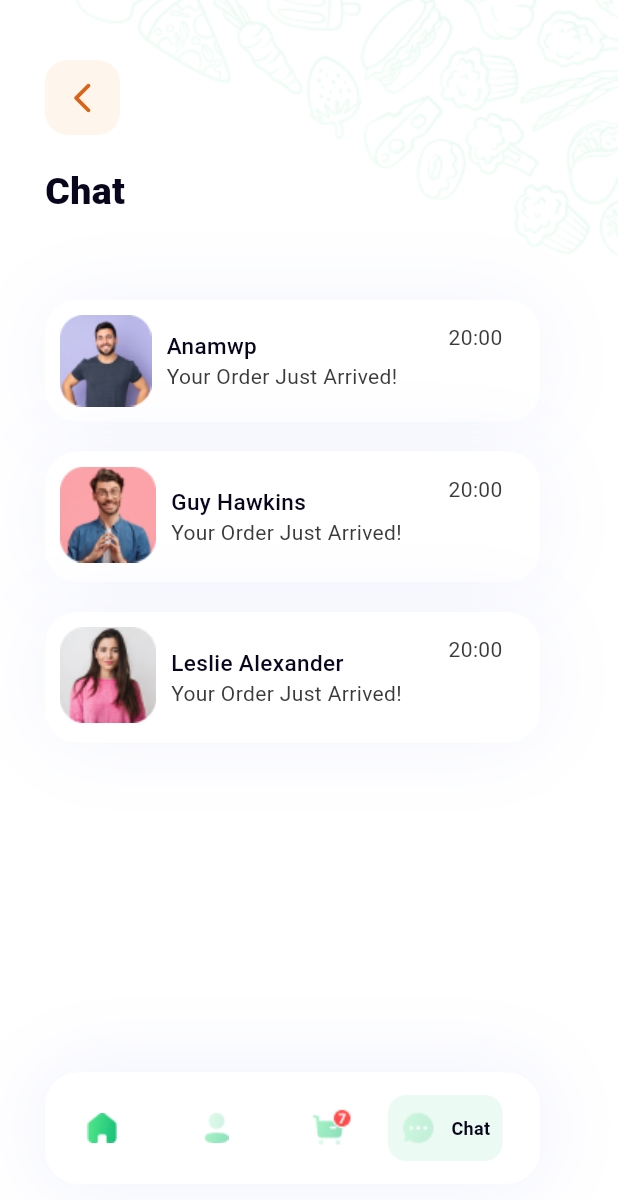
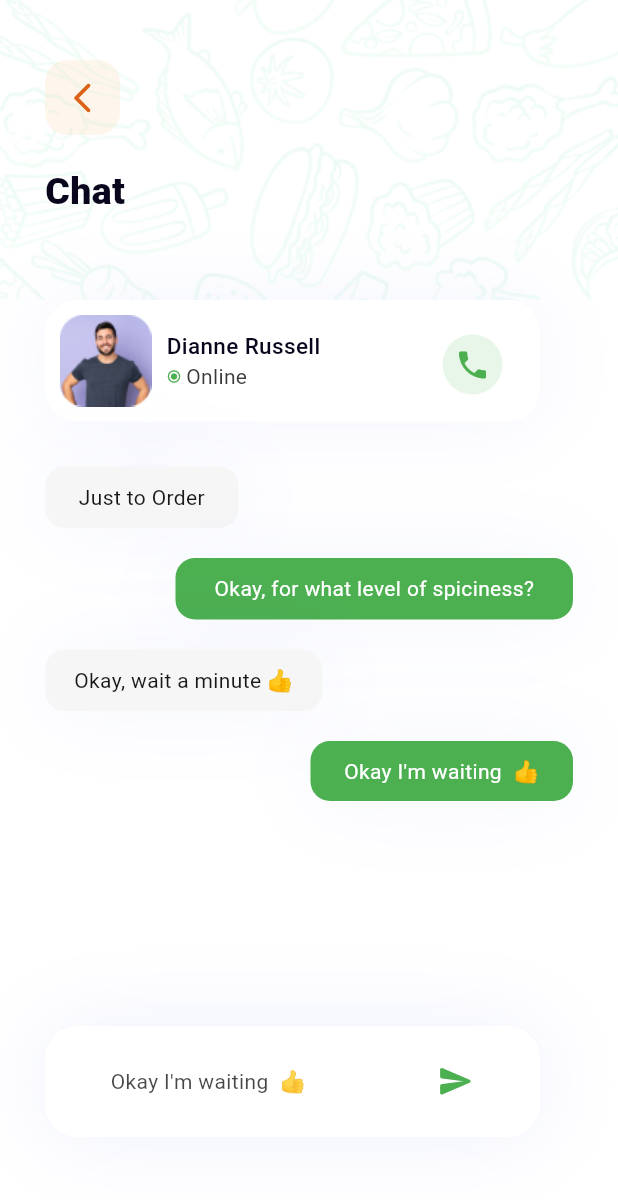
Before and after one commit to khusantoy/foodninja-food-delivery, a Flutter app: the screen it shows after launch, on a phone screen of 412 x 824 dp. Shown: the top 1200 px of the screen. Run offline on Flutter 3.47's test engine with Material 3 defaults, Android fonts, the phone set to English and light mode, and no system bars; our stand-ins replace flutter_svg.

Commit message:
added chat details page

```diff
--- a/lib/main.dart
+++ b/lib/main.dart
@@ -1,6 +1,5 @@
-
 import 'package:flutter/material.dart';
-import 'package:foodninja_food_delivery/screens/explore_menu_screen.dart';
+import 'package:foodninja_food_delivery/screens/message_details_screen.dart';
 import 'package:foodninja_food_delivery/screens/message_screen.dart';
 
 void main() {
@@ -12,7 +11,7 @@
   Widget build(BuildContext context) {
     return MaterialApp(
       debugShowCheckedModeBanner: false,
-      home: MessageScreen(),
+      home: MessageDetailsScreen(),
     );
   }
 }
--- a/lib/screens/explore_menu_screen.dart
+++ b/lib/screens/explore_menu_screen.dart
@@ -1,6 +1,5 @@
 import 'package:flutter/material.dart';
 import 'package:flutter_svg/flutter_svg.dart';
-import 'package:foodninja_food_delivery/utils/string_extensions.dart';
 
 class ExploreMenuScreen extends StatelessWidget {
   @override
--- /dev/null
+++ b/lib/screens/message_details_screen.dart
@@ -0,0 +1,413 @@
+import 'package:flutter/material.dart';
+
+class MessageDetailsScreen extends StatelessWidget {
+  @override
+  Widget build(BuildContext context) {
+    return Scaffold(
+      backgroundColor: Colors.white,
+      body: SafeArea(
+        child: Column(
+          children: [
+            Container(
+              width: double.infinity,
+              height: 200,
+              decoration: const BoxDecoration(
+                color: Colors.white,
+                image: DecorationImage(
+                  image: AssetImage(
+                    "assets/images/pattern.png",
+                  ),
+                  fit: BoxFit.cover,
+                  opacity: 0.4,
+                ),
+              ),
+              child: Padding(
+                  padding:
+                      const EdgeInsets.symmetric(horizontal: 30, vertical: 40),
+                  child: Column(
+                    children: [
+                      Row(
+                        mainAxisAlignment: MainAxisAlignment.spaceBetween,
+                        children: [
+                          Container(
+                            width: 50,
+                            height: 50,
+                            decoration: BoxDecoration(
+                              color: const Color.fromRGBO(249, 168, 77, 0.1),
+                              borderRadius: BorderRadius.circular(15),
+                            ),
+                            child: const Icon(
+                              Icons.arrow_back_ios_new_rounded,
+                              size: 24,
+                              color: Color.fromRGBO(218, 99, 23, 1),
+                            ),
+                          )
+                        ],
+                      ),
+                      const SizedBox(
+                        height: 20,
+                      ),
+                      const Row(
+                        children: [
+                          Text(
+                            "Chat",
+                            style: TextStyle(
+                              fontSize: 25,
+                              color: Color.fromRGBO(9, 5, 28, 1),
+                              fontWeight: FontWeight.w800,
+                            ),
+                          ),
+                        ],
+                      )
+                    ],
+                  )),
+            ),
+            Padding(
+              padding: const EdgeInsets.symmetric(horizontal: 30),
+              child: Column(
+                children: [
+                  Row(
+                    children: [
+                      Container(
+                        width: 330,
+                        height: 81,
+                        decoration: const BoxDecoration(
+                          color: Color.fromRGBO(255, 255, 255, 1),
+                          borderRadius: BorderRadius.all(Radius.circular(22)),
+                          boxShadow: [
+                            BoxShadow(
+                              color: Color.fromRGBO(90, 108, 234, 0.07),
+                              offset: Offset(
+                                0,
+                                0,
+                              ),
+                              blurRadius: 50,
+                              spreadRadius: 0,
+                            ),
+                            BoxShadow(
+                              color: Colors.white,
+                              offset: Offset(0.0, 0.0),
+                              blurRadius: 0.0,
+                              spreadRadius: 0.0,
+                            ),
+                          ],
+                        ),
+                        child: Row(
+                          mainAxisAlignment: MainAxisAlignment.spaceBetween,
+                          children: [
+                            Row(
+                              children: [
+                                Padding(
+                                  padding: const EdgeInsets.all(10),
+                                  child: Column(
+                                    children: [
+                                      Container(
+                                        width: 61,
+                                        height: 61,
+                                        decoration: BoxDecoration(
+                                          borderRadius:
+                                              BorderRadius.circular(10),
+                                        ),
+                                        clipBehavior: Clip.hardEdge,
+                                        child: Image.asset(
+                                          "assets/images/profile1.png",
+                                          fit: BoxFit.cover,
+                                        ),
+                                      )
+                                    ],
+                                  ),
+                                ),
+                                const Column(
+                                  crossAxisAlignment: CrossAxisAlignment.start,
+                                  mainAxisAlignment: MainAxisAlignment.center,
+                                  children: [
+                                    Text(
+                                      "Dianne Russell",
+                                      style: TextStyle(
+                                        fontSize: 15,
+                                        color: Color.fromRGBO(9, 5, 28, 1),
+                                        fontWeight: FontWeight.w500,
+                                      ),
+                                    ),
+                                    Row(
+                                      children: [
+                                        Icon(
+                                          Icons.radio_button_checked_rounded,
+                                          size: 10,
+                                          color: Colors.green,
+                                        ),
+                                        SizedBox(
+                                          width: 3,
+                                        ),
+                                        Text(
+                                          "Online",
+                                          style: TextStyle(
+                                            color:
+                                                Color.fromRGBO(59, 59, 59, 1),
+                                          ),
+                                        )
+                                      ],
+                                    )
+                                  ],
+                                ),
+                              ],
+                            ),
+                            Padding(
+                              padding: EdgeInsets.fromLTRB(0, 23, 25, 0),
+                              child: Column(
+                                children: [
+                                  Container(
+                                    width: 40,
+                                    height: 40,
+                                    decoration: BoxDecoration(
+                                      color: Colors.green.shade50,
+                                      shape: BoxShape.circle,
+                                    ),
+                                    child: IconButton(
+                                      onPressed: () {},
+                                      icon: const Icon(
+                                        Icons.phone,
+                                        color: Colors.green,
+                                      ),
+                                    ),
+                                  )
+                                ],
+                              ),
+                            ),
+                          ],
+                        ),
+                      )
+                    ],
+                  ),
+                  const SizedBox(
+                    height: 30,
+                  ),
+                  Row(
+                    children: [
+                      Container(
+                        width: 129,
+                        height: 41,
+                        decoration: const BoxDecoration(
+                          color: Color.fromRGBO(246, 246, 246, 1),
+                          borderRadius: BorderRadius.all(
+                            Radius.circular(13),
+                          ),
+                          boxShadow: [
+                            BoxShadow(
+                              color: Color.fromRGBO(90, 108, 234, 0.07),
+                              offset: Offset(
+                                0,
+                                0,
+                              ),
+                              blurRadius: 50,
+                              spreadRadius: 0,
+                            ),
+                            BoxShadow(
+                              color: Colors.white,
+                              offset: Offset(0.0, 0.0),
+                              blurRadius: 0.0,
+                              spreadRadius: 0.0,
+                            ),
+                          ],
+                        ),
+                        child: const Center(
+                          child: Text(
+                            "Just to Order",
+                            style: TextStyle(
+                              color: Color.fromRGBO(24, 24, 24, 1),
+                              fontSize: 14,
+                            ),
+                          ),
+                        ),
+                      )
+                    ],
+                  ),
+                  const SizedBox(
+                    height: 20,
+                  ),
+                  Row(
+                    mainAxisAlignment: MainAxisAlignment.end,
+                    children: [
+                      Container(
+                        width: 265,
+                        height: 41,
+                        decoration: const BoxDecoration(
+                          color: Colors.green,
+                          borderRadius: BorderRadius.all(
+                            Radius.circular(13),
+                          ),
+                          boxShadow: [
+                            BoxShadow(
+                              color: Color.fromRGBO(90, 108, 234, 0.07),
+                              offset: Offset(
+                                0,
+                                0,
+                              ),
+                              blurRadius: 50,
+                              spreadRadius: 0,
+                            ),
+                            BoxShadow(
+                              color: Colors.white,
+                              offset: Offset(0.0, 0.0),
+                              blurRadius: 0.0,
+                              spreadRadius: 0.0,
+                            ),
+                          ],
+                        ),
+                        child: const Center(
+                          child: Text(
+                            "Okay, for what level of spiciness?",
+                            style: TextStyle(
+                              color: Color.fromRGBO(255, 255, 255, 1),
+                              fontSize: 14,
+                            ),
+                          ),
+                        ),
+                      )
+                    ],
+                  ),
+                  const SizedBox(
+                    height: 20,
+                  ),
+                  Row(
+                    children: [
+                      Container(
+                        width: 185,
+                        height: 41,
+                        decoration: const BoxDecoration(
+                          color: Color.fromRGBO(246, 246, 246, 1),
+                          borderRadius: BorderRadius.all(
+                            Radius.circular(13),
+                          ),
+                          boxShadow: [
+                            BoxShadow(
+                              color: Color.fromRGBO(90, 108, 234, 0.07),
+                              offset: Offset(
+                                0,
+                                0,
+                              ),
+                              blurRadius: 50,
+                              spreadRadius: 0,
+                            ),
+                            BoxShadow(
+                              color: Colors.white,
+                              offset: Offset(0.0, 0.0),
+                              blurRadius: 0.0,
+                              spreadRadius: 0.0,
+                            ),
+                          ],
+                        ),
+                        child: const Center(
+                          child: Text(
+                            "Okay, wait a minute 👍",
+                            style: TextStyle(
+                              color: Color.fromRGBO(24, 24, 24, 1),
+                              fontSize: 14,
+                            ),
+                          ),
+                        ),
+                      )
+                    ],
+                  ),
+                  const SizedBox(
+                    height: 20,
+                  ),
+                  Row(
+                    mainAxisAlignment: MainAxisAlignment.end,
+                    children: [
+                      Container(
+                        width: 175,
+                        height: 40,
+                        decoration: const BoxDecoration(
+                          color: Colors.green,
+                          borderRadius: BorderRadius.all(
+                            Radius.circular(13),
+                          ),
+                          boxShadow: [
+                            BoxShadow(
+                              color: Color.fromRGBO(90, 108, 234, 0.07),
+                              offset: Offset(
+                                0,
+                                0,
+                              ),
+                              blurRadius: 50,
+                              spreadRadius: 0,
+                            ),
+                            BoxShadow(
+                              color: Colors.white,
+                              offset: Offset(0.0, 0.0),
+                              blurRadius: 0.0,
+                              spreadRadius: 0.0,
+                            ),
+                          ],
+                        ),
+                        child: const Center(
+                          child: Text(
+                            "Okay I'm waiting  👍",
+                            style: TextStyle(
+                              color: Color.fromRGBO(255, 255, 255, 1),
+                              fontSize: 14,
+                            ),
+                          ),
+                        ),
+                      )
+                    ],
+                  ),
+                  const SizedBox(
+                    height: 150,
+                  ),
+                  Row(
+                    children: [
+                      Container(
+                        width: 330,
+                        height: 74,
+                        decoration: const BoxDecoration(
+                          color: Color.fromRGBO(255, 255, 255, 1),
+                          borderRadius: BorderRadius.all(Radius.circular(22)),
+                          boxShadow: [
+                            BoxShadow(
+                              color: Color.fromRGBO(90, 108, 234, 0.1),
+                              offset: Offset(
+                                0,
+                                0,
+                              ),
+                              blurRadius: 50,
+                              spreadRadius: 0,
+                            ),
+                            BoxShadow(
+                              color: Colors.white,
+                              offset: Offset(0.0, 0.0),
+                              blurRadius: 0.0,
+                              spreadRadius: 0.0,
+                            ),
+                          ],
+                        ),
+                        child: const Row(
+                          mainAxisAlignment: MainAxisAlignment.spaceAround,
+                          children: [
+                            Text(
+                              "Okay I'm waiting  👍",
+                              style: TextStyle(
+                                color: Color.fromRGBO(24, 24, 24, 0.8),
+                                fontSize: 14,
+                              ),
+                            ),
+                            Icon(
+                              Icons.send_rounded,
+                              color: Colors.green,
+                              size: 25,
+                            )
+                          ],
+                        ),
+                      )
+                    ],
+                  )
+                ],
+              ),
+            )
+          ],
+        ),
+      ),
+    );
+  }
+}
```
Also changed, not shown: assets/images/pattern.png (added).
